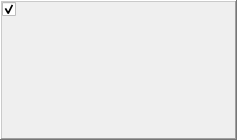
Before: the Qt Designer form src/csapex/ui/box.ui in cogsys-tuebingen/csapex, drawn with Qt 5.
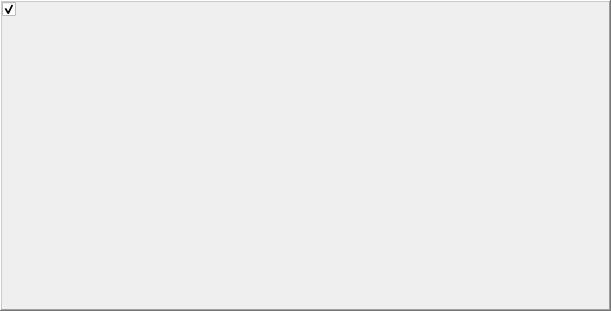
After: the same form once the commit is applied.

The edit to the form file:
```diff
--- a/src/csapex/ui/box.ui
+++ b/src/csapex/ui/box.ui
@@ -6,10 +6,16 @@
    <rect>
     <x>0</x>
     <y>0</y>
-    <width>237</width>
-    <height>140</height>
+    <width>611</width>
+    <height>311</height>
    </rect>
   </property>
+  <property name="sizePolicy">
+   <sizepolicy hsizetype="Preferred" vsizetype="Preferred">
+    <horstretch>0</horstretch>
+    <verstretch>0</verstretch>
+   </sizepolicy>
+  </property>
   <property name="mouseTracking">
    <bool>true</bool>
   </property>
@@ -32,7 +38,7 @@
    <item>
     <widget class="QFrame" name="boxframe">
      <property name="sizePolicy">
-      <sizepolicy hsizetype="MinimumExpanding" vsizetype="MinimumExpanding">
+      <sizepolicy hsizetype="Preferred" vsizetype="Preferred">
        <horstretch>0</horstretch>
        <verstretch>0</verstretch>
       </sizepolicy>
@@ -63,11 +69,28 @@
        <number>2</number>
       </property>
       <item row="2" column="0">
+       <widget class="QFrame" name="input_panel">
+        <property name="frameShape">
+         <enum>QFrame::NoFrame</enum>
+        </property>
        <layout class="QVBoxLayout" name="input_layout">
+         <property name="sizeConstraint">
+          <enum>QLayout::SetDefaultConstraint</enum>
+         </property>
         <property name="leftMargin">
          <number>0</number>
         </property>
-       </layout>
+         <property name="topMargin">
+          <number>0</number>
+         </property>
+         <property name="rightMargin">
+          <number>0</number>
+         </property>
+         <property name="bottomMargin">
+          <number>0</number>
+         </property>
+        </layout>
+       </widget>
       </item>
       <item row="3" column="1">
        <layout class="QHBoxLayout" name="signal_layout"/>
@@ -76,15 +99,34 @@
        <layout class="QHBoxLayout" name="slot_layout"/>
       </item>
       <item row="2" column="1">
-       <layout class="QVBoxLayout" name="mainLayout" stretch="0,0,0">
+       <layout class="QVBoxLayout" name="mainLayout" stretch="0,0">
         <property name="spacing">
          <number>0</number>
         </property>
-        <property name="sizeConstraint">
-         <enum>QLayout::SetMaximumSize</enum>
-        </property>
         <item>
+         <widget class="QFrame" name="header_frame">
+          <property name="sizePolicy">
+           <sizepolicy hsizetype="Minimum" vsizetype="Fixed">
+            <horstretch>0</horstretch>
+            <verstretch>0</verstretch>
+           </sizepolicy>
+          </property>
          <layout class="QHBoxLayout" name="header">
+           <property name="sizeConstraint">
+            <enum>QLayout::SetDefaultConstraint</enum>
+           </property>
+           <property name="leftMargin">
+            <number>0</number>
+           </property>
+           <property name="topMargin">
+            <number>0</number>
+           </property>
+           <property name="rightMargin">
+            <number>0</number>
+           </property>
+           <property name="bottomMargin">
+            <number>0</number>
+           </property>
           <item>
            <widget class="QLabel" name="icon">
             <property name="text">
@@ -92,22 +134,6 @@
             </property>
            </widget>
           </item>
-          <item>
-           <spacer name="icon_label_spacer">
-            <property name="orientation">
-             <enum>Qt::Horizontal</enum>
-            </property>
-            <property name="sizeType">
-             <enum>QSizePolicy::Fixed</enum>
-            </property>
-            <property name="sizeHint" stdset="0">
-             <size>
-              <width>8</width>
-              <height>0</height>
-             </size>
-            </property>
-           </spacer>
-          </item>
           <item>
            <widget class="QLabel" name="label">
             <property name="text">
@@ -123,6 +149,9 @@
             <property name="orientation">
              <enum>Qt::Horizontal</enum>
             </property>
+             <property name="sizeType">
+              <enum>QSizePolicy::MinimumExpanding</enum>
+             </property>
             <property name="sizeHint" stdset="0">
              <size>
               <width>0</width>
@@ -142,6 +171,7 @@
            </layout>
           </item>
          </layout>
+         </widget>
         </item>
         <item>
          <widget class="QFrame" name="frame">
@@ -161,20 +191,37 @@
           </layout>
          </widget>
         </item>
-        <item>
-         <spacer name="verticalSpacer">
-          <property name="orientation">
-           <enum>Qt::Vertical</enum>
-          </property>
-          <property name="sizeHint" stdset="0">
-           <size>
-            <width>0</width>
-            <height>0</height>
-           </size>
-          </property>
-         </spacer>
-        </item>
-       </layout>
+       </layout>
+      </item>
+      <item row="1" column="1">
+       <widget class="QFrame" name="slot_panel">
+        <property name="sizePolicy">
+         <sizepolicy hsizetype="Expanding" vsizetype="Fixed">
+          <horstretch>0</horstretch>
+          <verstretch>0</verstretch>
+         </sizepolicy>
+        </property>
+        <property name="frameShape">
+         <enum>QFrame::NoFrame</enum>
+        </property>
+        <layout class="QHBoxLayout" name="slot_layout">
+         <property name="sizeConstraint">
+          <enum>QLayout::SetDefaultConstraint</enum>
+         </property>
+         <property name="leftMargin">
+          <number>0</number>
+         </property>
+         <property name="topMargin">
+          <number>0</number>
+         </property>
+         <property name="rightMargin">
+          <number>0</number>
+         </property>
+         <property name="bottomMargin">
+          <number>0</number>
+         </property>
+        </layout>
+       </widget>
       </item>
       <item row="1" column="0">
        <widget class="QCheckBox" name="enablebtn">
```
Left out of the diff: 83 changed lines with no effect on the pictures. Lines whose indentation alone changed are shown as unchanged.
